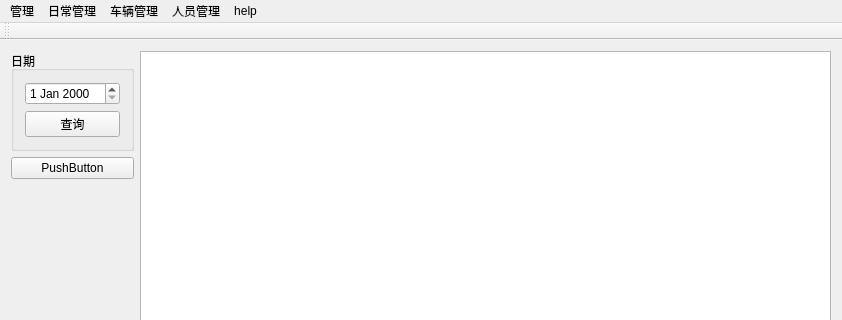
This is mainwindow.ui in chksong/MineCarsManage as Qt 5 draws it before an edit; both pictures show x 0 to 842 and y 0 to 320 of the 842 by 691 pixel window. The edited form follows.
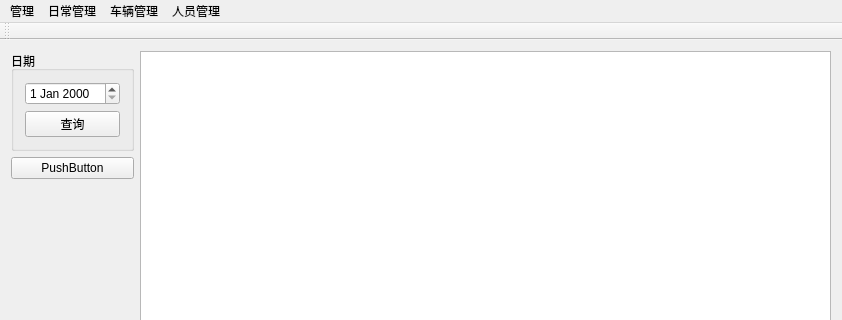
This is the edited form.

Commit message: 添加 结算窗口

Diff of the .ui file:
```diff
--- a/mainwindow.ui
+++ b/mainwindow.ui
@@ -72,7 +72,7 @@
      <x>0</x>
      <y>0</y>
      <width>842</width>
-     <height>23</height>
+     <height>22</height>
     </rect>
    </property>
    <widget class="QMenu" name="menu">
@@ -102,17 +102,10 @@
     </property>
     <addaction name="actionPeople"/>
    </widget>
-   <widget class="QMenu" name="menuhelp">
-    <property name="title">
-     <string>help</string>
-    </property>
-    <addaction name="actionhelp"/>
-   </widget>
    <addaction name="menu"/>
    <addaction name="menu_2"/>
    <addaction name="menu_3"/>
    <addaction name="menu_4"/>
-   <addaction name="menuhelp"/>
   </widget>
   <widget class="QToolBar" name="mainToolBar">
    <attribute name="toolBarArea">
```
Left out of the diff: 6 changed lines with no effect on the pictures. The commit also changes 6 other files.
